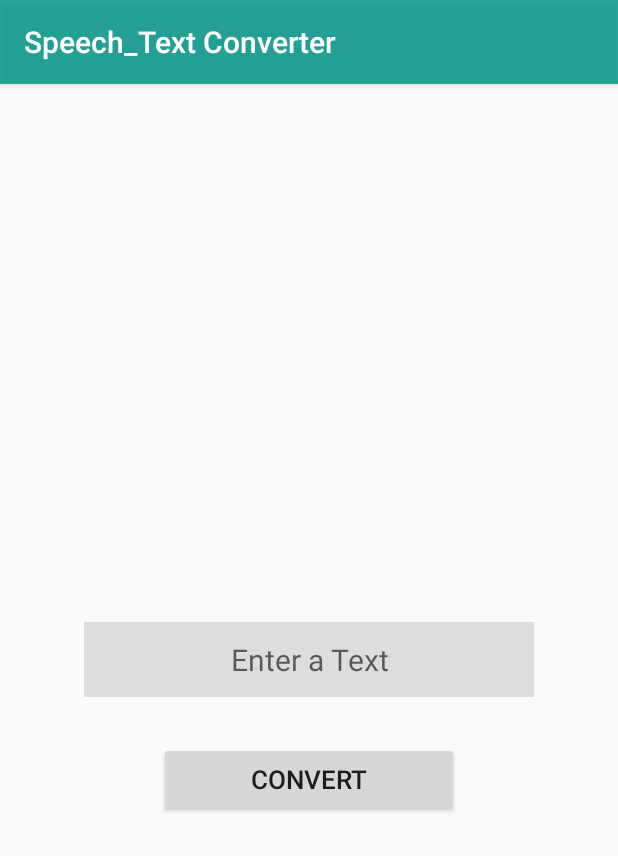
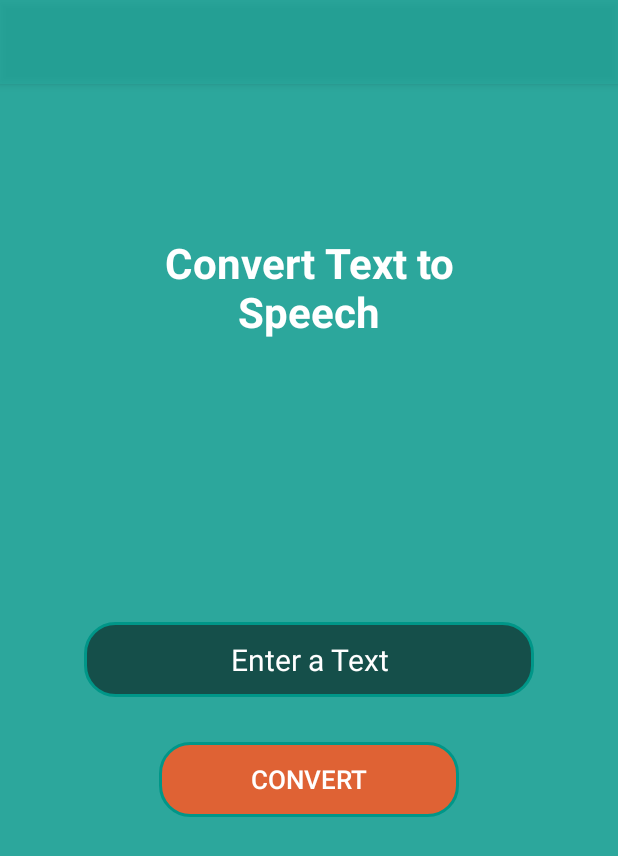
Before and after one commit to kareem983/Speech_Text_Converter, an Android app: the MainActivity screen opened directly, with no data from a screen before it, on a phone screen of 412 x 824 dp. Shown: the top 856 px of the screen. Run offline under Robolectric (Android 15) with nearby library versions, the phone set to English and light mode, and no system bars.

Commit message:
Text to Speech Screen Ui Added

```diff
--- a/Speech_Text Converter/app/src/main/java/com/example/speech_textconverter/MainActivity.kt
+++ b/Speech_Text Converter/app/src/main/java/com/example/speech_textconverter/MainActivity.kt
@@ -15,6 +15,7 @@ class MainActivity : AppCompatActivity() {
         super.onCreate(savedInstanceState)
         binding = ActivityMainBinding.inflate(layoutInflater)
         setContentView(binding.root)
+        setTitle("")
 
         textToSpeech = TextToSpeech(applicationContext) { status ->
             if (status != TextToSpeech.ERROR) {
--- a/Speech_Text Converter/app/src/main/java/com/example/speech_textconverter/SplashActivity.kt
+++ b/Speech_Text Converter/app/src/main/java/com/example/speech_textconverter/SplashActivity.kt
@@ -12,7 +12,7 @@ class SplashActivity : AppCompatActivity() {
         super.onCreate(savedInstanceState)
         binding = ActivitySplashBinding.inflate(layoutInflater)
         setContentView(binding.root)
-        setTitle(" ")
+        setTitle("")
 
         binding.goTextToSpeech.setOnClickListener{
             startActivity(Intent(this, MainActivity::class.java))
--- /dev/null
+++ b/Speech_Text Converter/app/src/main/res/drawable/btn2.xml
@@ -0,0 +1,12 @@
+<?xml version="1.0" encoding="utf-8"?>
+<selector xmlns:android="http://schemas.android.com/apk/res/android">
+
+    <item>
+        <shape android:shape="rectangle">
+            <solid android:color="#86000000"/>
+            <stroke android:width="2dp" android:color="@color/colorPrimaryDark"/>
+            <corners android:radius="20dp"/>
+        </shape>
+    </item>
+
+</selector>
--- a/Speech_Text Converter/app/src/main/res/layout/activity_main.xml
+++ b/Speech_Text Converter/app/src/main/res/layout/activity_main.xml
@@ -5,16 +5,32 @@
     xmlns:tools="http://schemas.android.com/tools"
     android:layout_width="match_parent"
     android:layout_height="match_parent"
-    tools:context=".MainActivity">
+    tools:context=".MainActivity"
+    android:background="@color/colorPrimary">
+
+    <TextView
+        android:id="@+id/welcome_message"
+        android:layout_width="wrap_content"
+        android:layout_height="wrap_content"
+        android:text="@string/convert_text"
+        android:gravity="center"
+        android:textColor="#FFF"
+        android:textSize="28dp"
+        android:layout_marginTop="100dp"
+        android:layout_centerHorizontal="true"
+        android:textStyle="bold"/>
+
 
     <EditText
         android:id="@+id/edit_text"
         android:layout_width="300dp"
-        android:layout_height="50dp"
-        android:hint="Enter a Text"
+        android:minHeight="50dp"
+        android:layout_height="wrap_content"
         android:gravity="center"
-        android:background="#DDD"
-        android:textColor="#000"
+        android:hint="@string/enter_text"
+        android:background="@drawable/btn2"
+        android:textColor="#FFF"
+        android:textColorHint="#FFF"
         android:textSize="20dp"
         android:layout_centerInParent="true" />
 
@@ -25,8 +41,9 @@
         android:layout_below="@id/edit_text"
         android:layout_centerHorizontal="true"
         android:layout_marginTop="30dp"
-        android:text="Convert"
+        android:text="@string/convert"
+        android:textColor="#FFF"
+        android:background="@drawable/btn"
         android:textSize="17dp" />
 
-
 </RelativeLayout>
--- a/Speech_Text Converter/app/src/main/res/layout/activity_splash.xml
+++ b/Speech_Text Converter/app/src/main/res/layout/activity_splash.xml
@@ -20,7 +20,7 @@
         android:id="@+id/welcome_message"
         android:layout_width="wrap_content"
         android:layout_height="wrap_content"
-        android:text="@string/Welcome_Message"
+        android:text="@string/welcome_message"
         android:textColor="#FFF"
         android:textSize="28dp"
         android:layout_below="@id/Mic_Icon"
@@ -39,7 +39,7 @@
             android:layout_width="0dp"
             android:layout_height="wrap_content"
             android:layout_weight="1"
-            android:text="@string/TextToSpeech"
+            android:text="@string/textToSpeech"
             android:textSize="20dp"
             android:padding="5dp"
             android:textColor="#DAFFFFFF"
@@ -51,7 +51,7 @@
             android:layout_width="0dp"
             android:layout_height="wrap_content"
             android:layout_weight="1"
-            android:text="@string/SpeechToText"
+            android:text="@string/speechToText"
             android:textSize="20dp"
             android:padding="5dp"
             android:textColor="#DAFFFFFF"
--- a/Speech_Text Converter/app/src/main/res/values/strings.xml
+++ b/Speech_Text Converter/app/src/main/res/values/strings.xml
@@ -1,7 +1,14 @@
 <resources>
     <string name="app_name">Speech_Text Converter</string>
-    <string name="Welcome_Message">Welcome to Converter</string>
-    <string name="TextToSpeech">Covert Text to Speech</string>
-    <string name="SpeechToText">Covert Speech to Text</string>
+
+    <!--Splash Screen-->
+    <string name="welcome_message">Welcome to Converter</string>
+    <string name="textToSpeech">Covert Text to Speech</string>
+    <string name="speechToText">Covert Speech to Text</string>
+
+    <!--Text To Speech Screen-->
+    <string name="convert_text">Convert Text to\nSpeech</string>
+    <string name="enter_text">Enter a Text</string>
+    <string name="convert">Convert</string>
 
 </resources>
```
